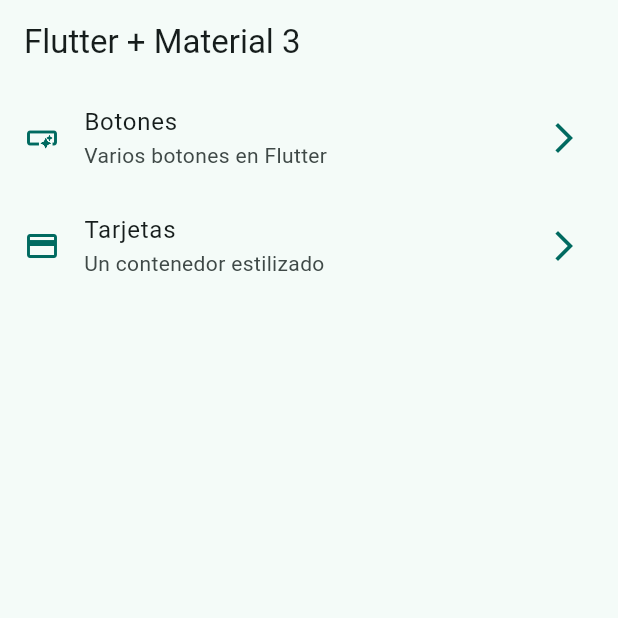
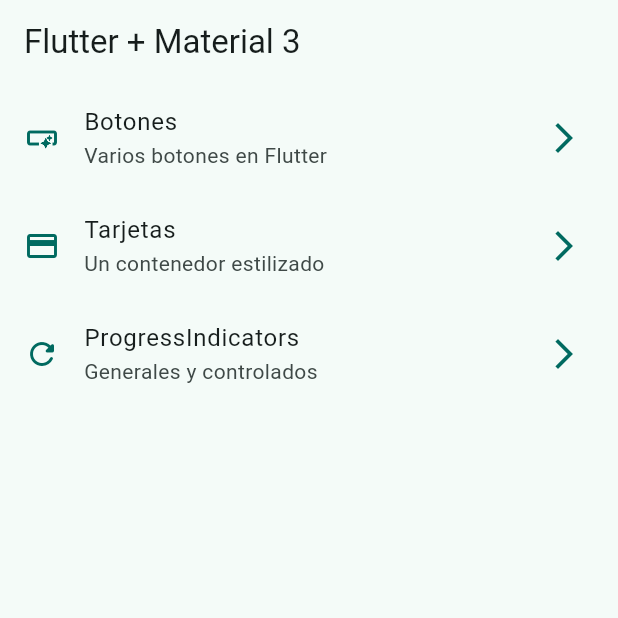
Before and after one commit to adrianferreiro/widgets_app, a Flutter app: the screen it shows after launch, on a phone screen of 412 x 824 dp, the top half of it. Run offline on Flutter 3.47's test engine with Material 3 defaults, Android fonts, the phone set to English and light mode, and no system bars; our stand-ins replace go_router.

Commit message:
Progress indicator

```diff
--- a/lib/config/menu/menu_itmes.dart
+++ b/lib/config/menu/menu_itmes.dart
@@ -27,4 +27,10 @@ const appMenuItems = <MenuItem>[
     link: '/cards',
     icon: Icons.credit_card,
   ),
+  MenuItem(
+    title: 'ProgressIndicators',
+    subTitle: 'Generales y controlados',
+    link: '/progress',
+    icon: Icons.refresh_rounded,
+  ),
 ];
--- a/lib/config/router/app_router.dart
+++ b/lib/config/router/app_router.dart
@@ -19,4 +19,9 @@ final appRouter = GoRouter(
         name: CardsScreen.name,
         builder: (context, sate) => const CardsScreen(),
       ),
+      GoRoute(
+        path: '/progress',
+        name: ProgressScreen.name,
+        builder: (context, sate) => const ProgressScreen(),
+      ),
     ]);
```
Also changed, not shown: lib/presentation/screens/infinite_scroll/infinite_scroll_screen.dart (+11 -0 lines), lib/presentation/screens/progress/progress_screen.dart (+40 -1 lines).
